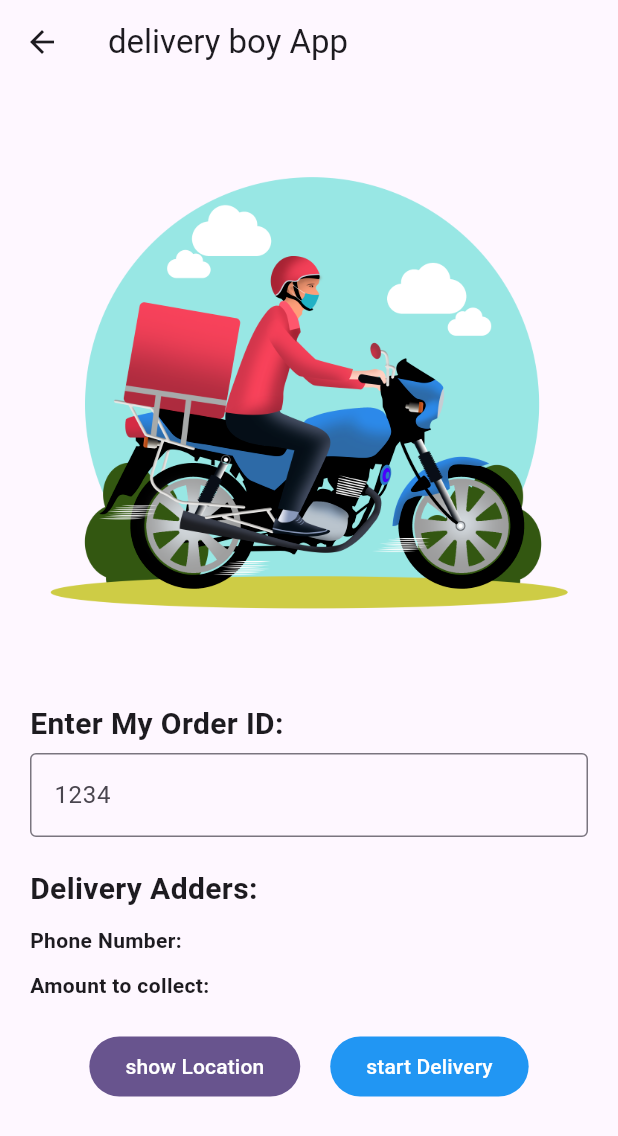
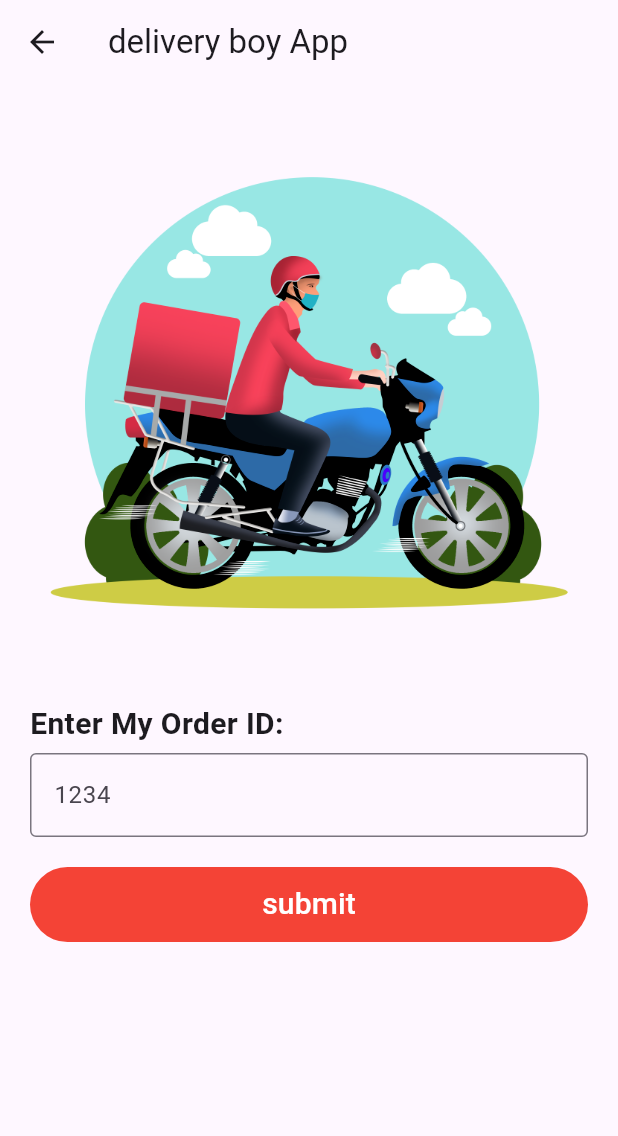
Before and after one commit to masud51435/GoogleMap, a Flutter app: the DeliveryBoySide screen opened directly, on a phone screen of 412 x 824 dp. Shown: the top 1136 px of the screen. Run offline on Flutter 3.47's test engine with Material 3 defaults, Android fonts, the phone set to English and light mode, and no system bars; our stand-ins replace firebase_core, get, google_maps_flutter; accounts and stored records are empty; generated files the repository leaves out were written again.

Commit message:
resolve error

```diff
--- a/lib/app_user_pages/delivery_boy_side.dart
+++ b/lib/app_user_pages/delivery_boy_side.dart
@@ -33,6 +33,29 @@ class DeliveryBoySide extends StatelessWidget {
               ),
             ),
             const SizedBox(height: 20),
+            Visibility(
+              visible: true,
+              child: Center(
+                child: FilledButton(
+                  onPressed: () {},
+                  style: ElevatedButton.styleFrom(
+                    backgroundColor: Colors.red,
+                    fixedSize: Size(MediaQuery.of(context).size.width, 50),
+                  ),
+                  child: const Text(
+                    'submit',
+                    style: TextStyle(fontSize: 20),
+                  ),
+                ),
+              ),
+            ),
+            const SizedBox(height: 20),
+            Visibility(
+              visible: false,
+              child: Column(
+                crossAxisAlignment: CrossAxisAlignment.start,
+                children: [
+                  const SizedBox(height: 20),
                   const Text(
                     'Delivery Adders:',
                     style: TextStyle(
@@ -65,7 +88,8 @@ class DeliveryBoySide extends StatelessWidget {
                       const SizedBox(width: 20),
                       FilledButton(
                         onPressed: () {},
-                  style: FilledButton.styleFrom(backgroundColor: Colors.blue),
+                        style: FilledButton.styleFrom(
+                            backgroundColor: Colors.blue),
                         child: const Text('start Delivery'),
                       ),
                     ],
@@ -73,6 +97,9 @@ class DeliveryBoySide extends StatelessWidget {
                 ],
               ),
             ),
+          ],
+        ),
+      ),
     );
   }
 }
--- a/lib/main.dart
+++ b/lib/main.dart
@@ -18,8 +18,7 @@ class MyApp extends StatelessWidget {
   const MyApp({super.key});
 
   // This widget is the root of your application.
-  @override
-  Widget build(BuildContext context) {
+  @override   Widget build(BuildContext context) {
     return GetMaterialApp(
       debugShowCheckedModeBanner: false,
       title: 'GoogleMap',
```
Also changed, not shown: lib/app_user_pages/client_side.dart (+7 -6 lines), lib/app_user_pages/order_list.dart (added, +24 -0 lines), lib/app_user_pages/order_tracking_page.dart (added, +54 -0 lines), pubspec.lock, 3 other files. Lines whose indentation alone changed are shown as unchanged.
